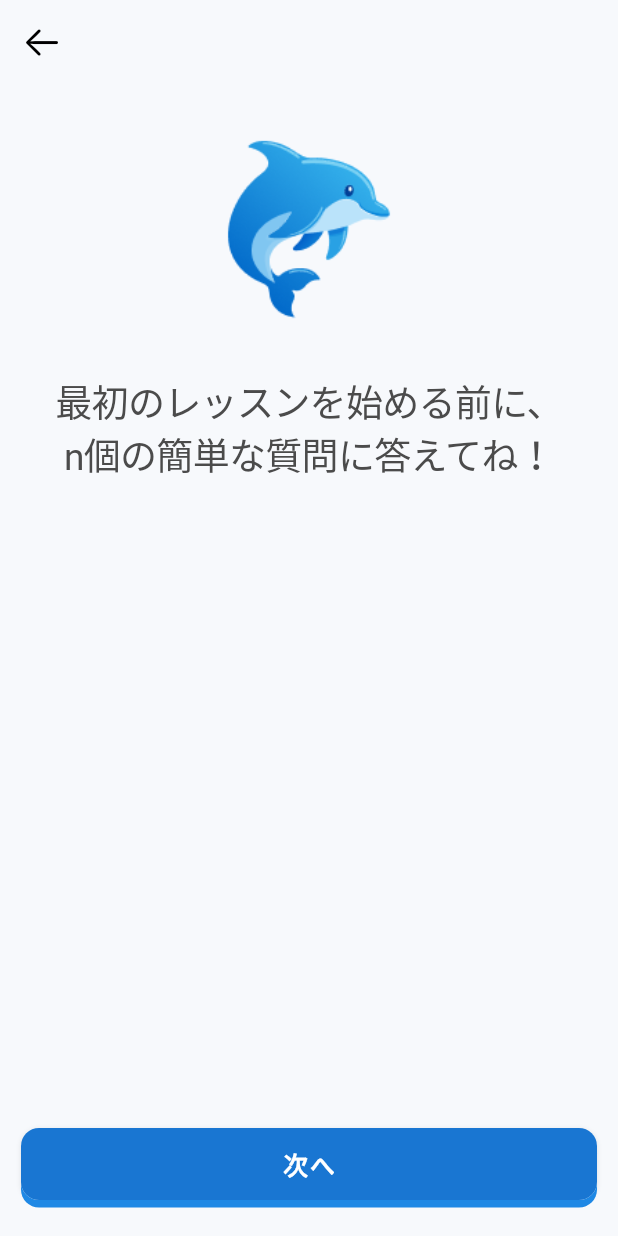
After one commit to nomatake/KiokuNaviApp, a Flutter app: the TutorialTwoView screen opened by its route, on a phone screen of 412 x 824 dp. The commit adds this screen. Run offline on Flutter 3.47's test engine with Material 3 defaults, Android fonts, the phone set to English and light mode, and no system bars; our stand-ins replace animated_custom_dropdown, calendar_date_picker2, form_builder_validators, get, getwidget and 1 more; generated files the repository leaves out were written again; Roboto replaces fonts that are missing (Hiragino Sans).

Commit message:
Add TutorialTwoView with navigation route and update app routes for tutorial progression

```diff
--- /dev/null
+++ b/lib/app/modules/tutorial/views/tutorial_two_view.dart
@@ -0,0 +1,62 @@
+import 'package:flutter/material.dart';
+import 'package:kioku_navi/widgets/custom_appbar.dart';
+import 'package:kioku_navi/widgets/custom_button.dart';
+import 'package:kioku_navi/widgets/custom_title_text.dart';
+
+class TutorialTwoView extends StatelessWidget {
+  const TutorialTwoView({Key? key}) : super(key: key);
+
+  @override
+  Widget build(BuildContext context) {
+    return Scaffold(
+      backgroundColor: const Color(0xFFF7F9FC),
+      appBar: const CustomAppbar(
+        isHasLeading: true,
+        titleWidget: null,
+        centerTitle: true,
+        backgroundColor: Colors.transparent,
+        isHasBorder: false,
+      ),
+      body: Column(
+        children: [
+          const SizedBox(height: 32),
+          // Dolphin logo
+          Center(
+            child: Image.asset(
+              'assets/images/logo.png',
+              width: 130,
+              height: 130,
+              fit: BoxFit.contain,
+            ),
+          ),
+          const SizedBox(height: 32),
+          // Title text
+          Padding(
+            padding: const EdgeInsets.symmetric(horizontal: 32.0),
+            child: CustomTitleText(
+              text: '最初のレッスンを始める前に、\nn個の簡単な質問に答えてね！',
+              textAlign: TextAlign.center,
+              fontSize: 18,
+              textColor: Color(0xFF4B4B4B),
+              fontWeight: FontWeight.w400,
+              maxLines: 2,
+            ),
+          ),
+          const Spacer(),
+          // Next button
+          Padding(
+            padding: const EdgeInsets.symmetric(horizontal: 14.0, vertical: 24.0),
+            child: CustomButton(
+              buttonText: '次へ',
+              onPressed: () {
+                // TODO: Implement navigation to next tutorial step
+              },
+              buttonColor: const Color(0xFF1976D2),
+              textColor: Colors.white,
+            ),
+          ),
+        ],
+      ),
+    );
+  }
+}
--- a/lib/app/routes/app_pages.dart
+++ b/lib/app/routes/app_pages.dart
@@ -10,6 +10,7 @@ import '../modules/auth/views/register_view.dart';
 import '../modules/auth/views/root_screen_view.dart';
 import '../modules/tutorial/bindings/tutorial_binding.dart';
 import '../modules/tutorial/views/tutorial_view.dart';
+import '../modules/tutorial/views/tutorial_two_view.dart';
 
 part 'app_routes.dart';
 
@@ -54,5 +55,10 @@ class AppPages {
       page: () => const TutorialView(),
       binding: TutorialBinding(),
     ),
+    GetPage(
+      name: _Paths.TUTORIAL_TWO,
+      page: () => const TutorialTwoView(),
+      binding: TutorialBinding(),
+    ),
   ];
 }
--- a/lib/app/routes/app_routes.dart
+++ b/lib/app/routes/app_routes.dart
@@ -11,6 +11,7 @@ abstract class Routes {
   static const STUDENT_LOGIN = _Paths.STUDENT_LOGIN;
   static const FORGOT_PASSWORD = _Paths.FORGOT_PASSWORD;
   static const TUTORIAL = _Paths.TUTORIAL;
+  static const TUTORIAL_TWO = _Paths.TUTORIAL_TWO;
 }
 
 abstract class _Paths {
@@ -23,4 +24,5 @@ abstract class _Paths {
   static const STUDENT_LOGIN = '/auth/student-login';
   static const FORGOT_PASSWORD = '/auth/forgot-password';
   static const TUTORIAL = '/tutorial';
+  static const TUTORIAL_TWO = '/tutorial/two';
 }
```
